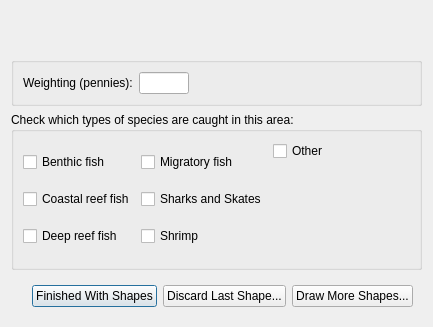
This is oom_cobi_loreto/Interview/drawgear.ui in Ecotrust/openoceanmap-desktop as Qt 5 draws it before an edit. The edited form follows.
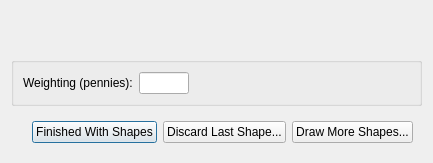
This is the edited form.

Commit message: Update fisheries dialogs to support species first and gear types second.  not saving correctly yet, but getting through the dialogs correctly.

Patch:
```diff
--- a/oom_cobi_loreto/Interview/drawgear.ui
+++ b/oom_cobi_loreto/Interview/drawgear.ui
@@ -7,7 +7,7 @@
     <x>0</x>
     <y>0</y>
     <width>433</width>
-    <height>327</height>
+    <height>157</height>
    </rect>
   </property>
   <property name="windowTitle" >
@@ -106,102 +106,6 @@
      </layout>
     </widget>
    </item>
-   <item>
-    <widget class="QGroupBox" name="groupBox" >
-     <property name="title" >
-      <string>Check which types of species are caught in this area:</string>
-     </property>
-     <layout class="QHBoxLayout" >
-      <item>
-       <layout class="QVBoxLayout" >
-        <item>
-         <widget class="QCheckBox" name="s5" >
-          <property name="text" >
-           <string>Benthic fish</string>
-          </property>
-         </widget>
-        </item>
-        <item>
-         <widget class="QCheckBox" name="s2" >
-          <property name="text" >
-           <string>Coastal reef fish</string>
-          </property>
-         </widget>
-        </item>
-        <item>
-         <widget class="QCheckBox" name="s3" >
-          <property name="text" >
-           <string>Deep reef fish</string>
-          </property>
-         </widget>
-        </item>
-       </layout>
-      </item>
-      <item>
-       <layout class="QVBoxLayout" >
-        <item>
-         <widget class="QCheckBox" name="s4" >
-          <property name="text" >
-           <string>Migratory fish</string>
-          </property>
-         </widget>
-        </item>
-        <item>
-         <widget class="QCheckBox" name="s1" >
-          <property name="text" >
-           <string>Sharks and Skates</string>
-          </property>
-         </widget>
-        </item>
-        <item>
-         <widget class="QCheckBox" name="s6" >
-          <property name="text" >
-           <string>Shrimp</string>
-          </property>
-         </widget>
-        </item>
-       </layout>
-      </item>
-      <item>
-       <layout class="QVBoxLayout" >
-        <item>
-         <widget class="QCheckBox" name="s7" >
-          <property name="text" >
-           <string>Other</string>
-          </property>
-         </widget>
-        </item>
-        <item>
-         <spacer>
-          <property name="orientation" >
-           <enum>Qt::Vertical</enum>
-          </property>
-          <property name="sizeHint" >
-           <size>
-            <width>20</width>
-            <height>40</height>
-           </size>
-          </property>
-         </spacer>
-        </item>
-       </layout>
-      </item>
-      <item>
-       <spacer>
-        <property name="orientation" >
-         <enum>Qt::Horizontal</enum>
-        </property>
-        <property name="sizeHint" >
-         <size>
-          <width>40</width>
-          <height>20</height>
-         </size>
-        </property>
-       </spacer>
-      </item>
-     </layout>
-    </widget>
-   </item>
    <item>
     <widget class="QWidget" native="1" name="widget" >
      <layout class="QHBoxLayout" >
@@ -210,7 +114,7 @@
         <property name="orientation" >
          <enum>Qt::Horizontal</enum>
         </property>
-        <property name="sizeHint" >
+        <property name="sizeHint" stdset="0" >
          <size>
           <width>196</width>
           <height>20</height>
```
Left out of the diff: 2 changed lines with no effect on the pictures. The commit also changes 9 other files.
